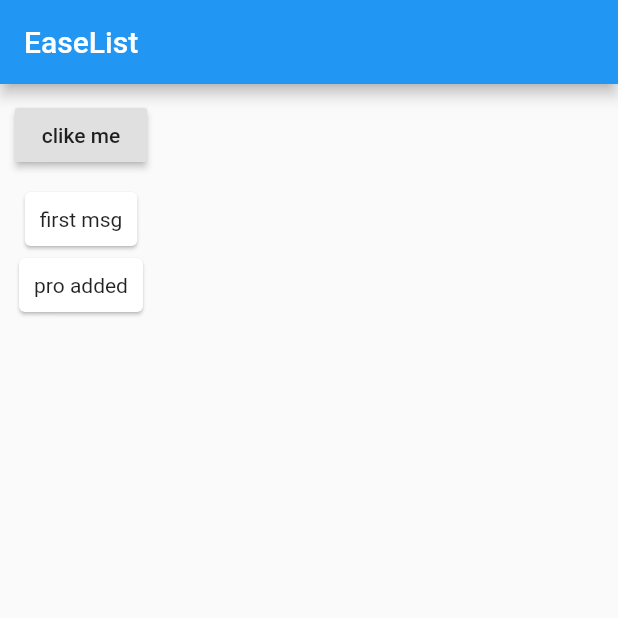
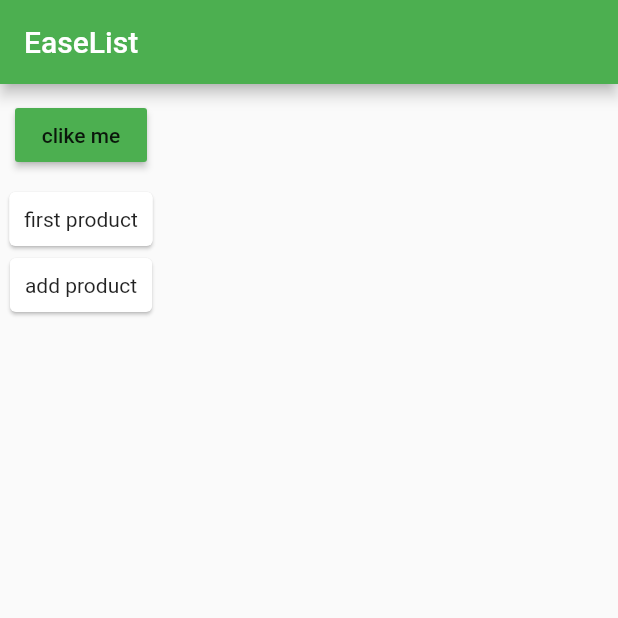
Before and after one commit to github-liuzhao/my-flutter-app-demo, a Flutter app: the screen it shows after launch, after a tap on "clike me", on a phone screen of 412 x 824 dp, the top half of it. Run offline on Flutter 3.47's test engine with Material 2 defaults, Android fonts, the phone set to English and light mode, and no system bars.

Commit message:
demo end

```diff
--- a/lib/main.dart
+++ b/lib/main.dart
@@ -4,15 +4,20 @@ import './products_manager.dart';
 void main() => runApp(MyApp());
 
 class MyApp extends StatelessWidget {
-  final String startMsg = 'first msg';
+  final String firstProduct = 'first product';
   @override
   Widget build(BuildContext context) {
     return MaterialApp(
+      theme: ThemeData(
+        brightness: Brightness.light,
+        primaryColor: Colors.green,
+        accentColor: Colors.greenAccent
+      ),
       home: Scaffold(
           appBar: AppBar(
             title: Text('EaseList'),
           ),
-          body: ProductsManager(startMsg)
+          body: ProductsManager(firstProduct) // 传递数据给statefulwidget
       ),
     );
   }
--- a/lib/products.dart
+++ b/lib/products.dart
@@ -1,10 +1,12 @@
 import 'package:flutter/material.dart';
 
 class Products extends StatelessWidget {
+
   final List<String> products;
   Products(this.products) {
     print('[Products Widget] constructor');
   }
+
   @override
   Widget build(BuildContext context) {
     print('[Products Widget] build');
--- /dev/null
+++ b/lib/products_control.dart
@@ -0,0 +1,18 @@
+import 'package:flutter/material.dart';
+
+class ProductsControl extends StatelessWidget {
+
+  final Function _addProduct;
+  ProductsControl(this._addProduct);
+
+  @override
+  Widget build(BuildContext context) {
+    return RaisedButton(
+      color: Theme.of(context).primaryColor,
+      onPressed: () {
+        _addProduct('add product'); // 触发父组件函数
+      },
+      child: Text('clike me'),
+    );
+  }
+}
--- a/lib/products_manager.dart
+++ b/lib/products_manager.dart
@@ -1,10 +1,11 @@
 import 'package:flutter/material.dart';
 import './products.dart';
+import './products_control.dart';
+
 
 class ProductsManager extends StatefulWidget {
-
-  final String startMsg;
-  ProductsManager(this.startMsg) {
+  final String firstProduct;
+  ProductsManager(this.firstProduct) {
     print('[ProductsManager Widget] constructor');
   }
 
@@ -15,13 +16,14 @@ class ProductsManager extends StatefulWidget {
   }
 }
 
+
 class _ProductManagerState extends State<ProductsManager> {
-  List<String> _products = [];
+  final List<String> _products = [];
 
   @override
   void initState() {
     print('[ProductsManager Widget] initState');
-    _products.add(widget.startMsg);
+    _products.add(widget.firstProduct); // 设置初始化数据， data can be passed from widget to State by useing the special 'widget' property
     super.initState();
   }
 
@@ -31,23 +33,19 @@ class _ProductManagerState extends State<ProductsManager> {
     super.didUpdateWidget(oldWidget);
   }
 
+  void _addProduct(String product) {
+    setState(() {
+      _products.add(product); // setState触发调用build
+    });
+  }
+
   @override
   Widget build(BuildContext context) {
     print('[ProductsManager Widget] build');
     return Column(
       children: <Widget>[
-        Container(
-          margin: EdgeInsets.all(10.0),
-          child: RaisedButton(
-            onPressed: () {
-              setState(() {
-                _products.add('pro added');
-              });
-            },
-            child: Text('clike me'),
-          ),
-        ),
-        Products(_products)
+        Container(margin: EdgeInsets.all(10.0), child: ProductsControl(_addProduct)), // 方法下传
+        Products(_products) // statelesswidget传递数据
       ],
     );
   }
```
